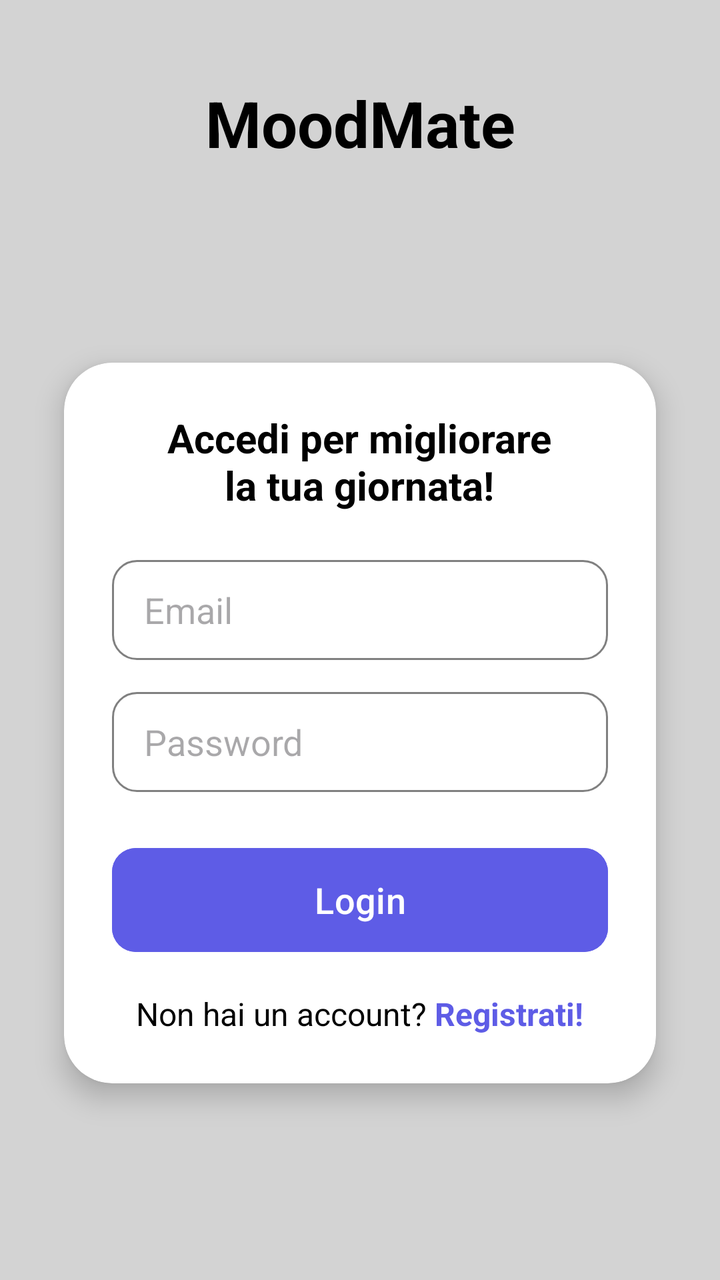
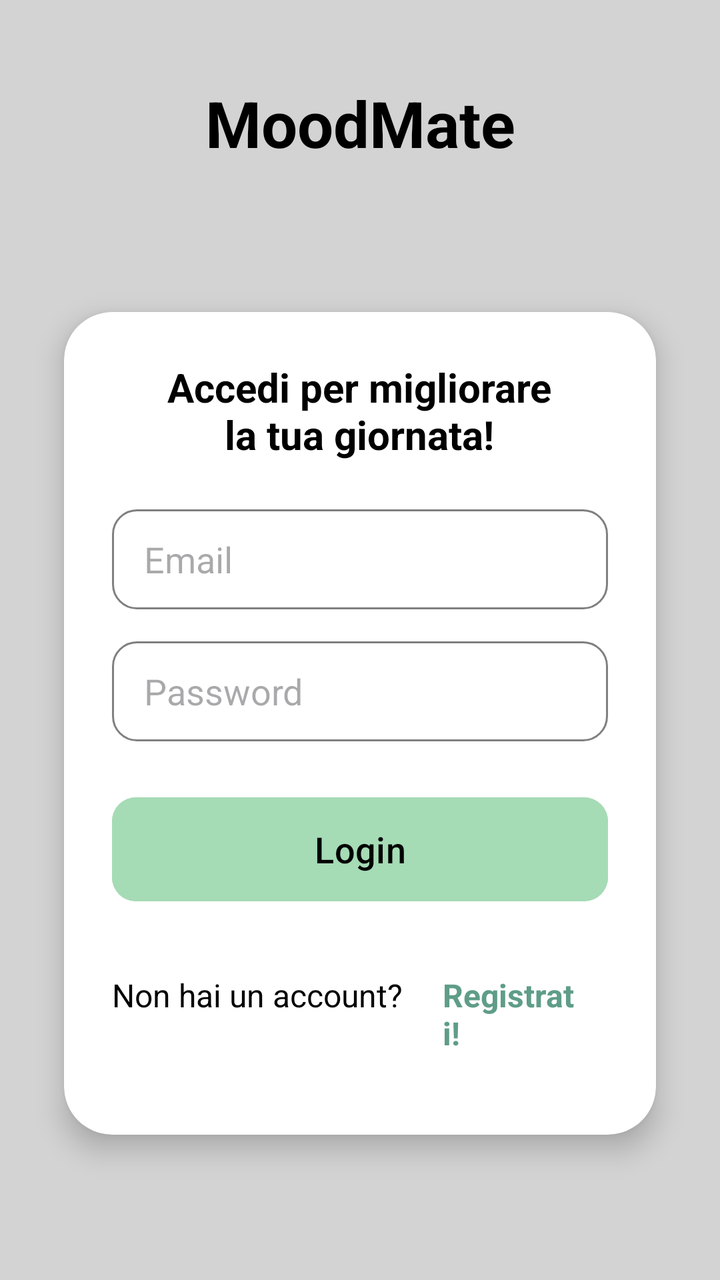

The first picture is an Android layout as it rendered before a commit; the second is the same layout after the commit. The layout source and the unified diff follow.
<!-- AndroidManifest.xml: application theme Theme.Moodmate -->
<!-- res/layout/activity_main.xml -->
<?xml version="1.0" encoding="utf-8"?>
<androidx.constraintlayout.widget.ConstraintLayout
    xmlns:android="http://schemas.android.com/apk/res/android"
    xmlns:app="http://schemas.android.com/apk/res-auto"
    xmlns:tools="http://schemas.android.com/tools"
    android:id="@+id/main"
    android:layout_width="match_parent"
    android:layout_height="match_parent"
    android:background="@color/background_gray"
    tools:context=".MainActivity">

    <TextView
        android:id="@+id/mainTitle"
        android:layout_width="wrap_content"
        android:layout_height="wrap_content"
        android:text="@string/app_name"
        android:textColor="@color/black"
        android:textSize="32sp"
        android:textStyle="bold"
        android:layout_marginTop="40dp"
        app:layout_constraintTop_toTopOf="parent"
        app:layout_constraintStart_toStartOf="parent"
        app:layout_constraintEnd_toEndOf="parent" />

    <androidx.cardview.widget.CardView
        android:layout_width="0dp"
        android:layout_height="wrap_content"
        android:layout_marginHorizontal="32dp"
        app:cardCornerRadius="24dp"
        app:cardElevation="8dp"
        app:cardBackgroundColor="@color/white"
        app:layout_constraintStart_toStartOf="parent"
        app:layout_constraintEnd_toEndOf="parent"
        app:layout_constraintTop_toBottomOf="@id/mainTitle"
        app:layout_constraintBottom_toBottomOf="parent">

        <LinearLayout
            android:layout_width="match_parent"
            android:layout_height="wrap_content"
            android:orientation="vertical"
            android:padding="24dp"
            android:gravity="center_horizontal">

            <TextView
                android:layout_width="wrap_content"
                android:layout_height="wrap_content"
                android:text="@string/login_title"
                android:textColor="@color/black"
                android:textSize="20sp"
                android:textStyle="bold"
                android:textAlignment="center"
                android:layout_marginBottom="24dp"/>

            <EditText
                android:id="@+id/emailEditText"
                android:layout_width="match_parent"
                android:layout_height="50dp"
                android:background="@drawable/edit_text_background"
                android:hint="@string/email_hint"
                android:inputType="textEmailAddress"
                android:paddingHorizontal="16dp"
                android:layout_marginBottom="16dp"/>

            <EditText
                android:id="@+id/passwordEditText"
                android:layout_width="match_parent"
                android:layout_height="50dp"
                android:background="@drawable/edit_text_background"
                android:hint="@string/password_hint"
                android:inputType="textPassword"
                android:paddingHorizontal="16dp"
                android:layout_marginBottom="24dp"/>

            <Button
                android:id="@+id/loginButton"
                android:layout_width="match_parent"
                android:layout_height="60dp"
                android:text="@string/login_button"
                android:backgroundTint="@color/moodmate_purple"
                android:textAllCaps="false"
                android:textSize="18sp"
                app:cornerRadius="12dp"
                android:layout_marginBottom="16dp"/>

            <LinearLayout
                android:layout_width="wrap_content"
                android:layout_height="wrap_content"
                android:orientation="horizontal">

                <TextView
                    android:layout_width="wrap_content"
                    android:layout_height="wrap_content"
                    android:text="@string/no_account"
                    android:textColor="@color/black"
                    android:textSize="16sp"/>

                <TextView
                    android:id="@+id/registerLink"
                    android:layout_width="wrap_content"
                    android:layout_height="wrap_content"
                    android:text="@string/register_link"
                    android:textColor="@color/moodmate_purple"
                    android:textStyle="bold"
                    android:textSize="16sp"
                    android:layout_marginStart="4dp"
                    android:clickable="true"
                    android:focusable="true"/>
            </LinearLayout>

        </LinearLayout>
    </androidx.cardview.widget.CardView>

</androidx.constraintlayout.widget.ConstraintLayout>
<!-- resources referenced by this layout -->
<resources>
  <color name="background_gray">#D3D3D3</color>
  <color name="black">#FF000000</color>
  <color name="moodmate_purple">#5E5CE6</color>
  <color name="white">#FFFFFFFF</color>
  <!-- drawable edit_text_background (drawable) -->
  <?xml version="1.0" encoding="utf-8"?>
  <shape xmlns:android="http://schemas.android.com/apk/res/android">
      <solid android:color="@color/white"/>
      <corners android:radius="12dp"/>
      <stroke
          android:width="1dp"
          android:color="@color/text_gray"/>
  </shape>
  <string name="app_name">MoodMate</string>
  <string name="email_hint">Email</string>
  <string name="login_button">Login</string>
  <string name="login_title">Accedi per migliorare\nla tua giornata!</string>
  <string name="no_account">Non hai un account?</string>
  <string name="password_hint">Password</string>
  <string name="register_link">Registrati!</string>
  <style name="Theme.Moodmate" parent="Base.Theme.Moodmate" />
  <color name="text_gray">#808080</color>
  <style name="Base.Theme.Moodmate" parent="Theme.Material3.DayNight.NoActionBar">
          
          
      </style>
</resources>

<!-- the commit's change to res/layout/activity_main.xml (unified diff, before → after) -->
@@ -51,6 +51,7 @@
                 android:textAlignment="center"
                 android:layout_marginBottom="24dp"/>
 
+            
             <EditText
                 android:id="@+id/emailEditText"
                 android:layout_width="match_parent"
@@ -71,12 +72,14 @@
                 android:paddingHorizontal="16dp"
                 android:layout_marginBottom="24dp"/>
 
+            
             <Button
                 android:id="@+id/loginButton"
                 android:layout_width="match_parent"
                 android:layout_height="60dp"
                 android:text="@string/login_button"
-                android:backgroundTint="@color/moodmate_purple"
+                android:textColor="@color/black"
+                android:backgroundTint="@color/button_login_green"
                 android:textAllCaps="false"
                 android:textSize="18sp"
                 app:cornerRadius="12dp"
@@ -93,18 +96,20 @@
                     android:text="@string/no_account"
                     android:textColor="@color/black"
                     android:textSize="16sp"/>
-
+                
                 <TextView
                     android:id="@+id/registerLink"
+                    android:clickable="true"
+                    android:focusable="true"
                     android:layout_width="wrap_content"
                     android:layout_height="wrap_content"
                     android:text="@string/register_link"
-                    android:textColor="@color/moodmate_purple"
+                    android:textColor="@color/register_text_green"
                     android:textStyle="bold"
                     android:textSize="16sp"
                     android:layout_marginStart="4dp"
-                    android:clickable="true"
-                    android:focusable="true"/>
+                    android:padding="16dp"
+                    android:background="?attr/selectableItemBackgroundBorderless" />
             </LinearLayout>
 
         </LinearLayout>
<!-- resource entries referenced after the edit -->
@@ -2,7 +2,8 @@
 <resources>
   <color name="background_gray">#D3D3D3</color>
   <color name="black">#FF000000</color>
-  <color name="moodmate_purple">#5E5CE6</color>
+  <color name="button_login_green">#A5DBB5</color>
+  <color name="register_text_green">#5F9D88</color>
   <color name="white">#FFFFFFFF</color>
   <!-- drawable edit_text_background (drawable) -->
   <?xml version="1.0" encoding="utf-8"?>
